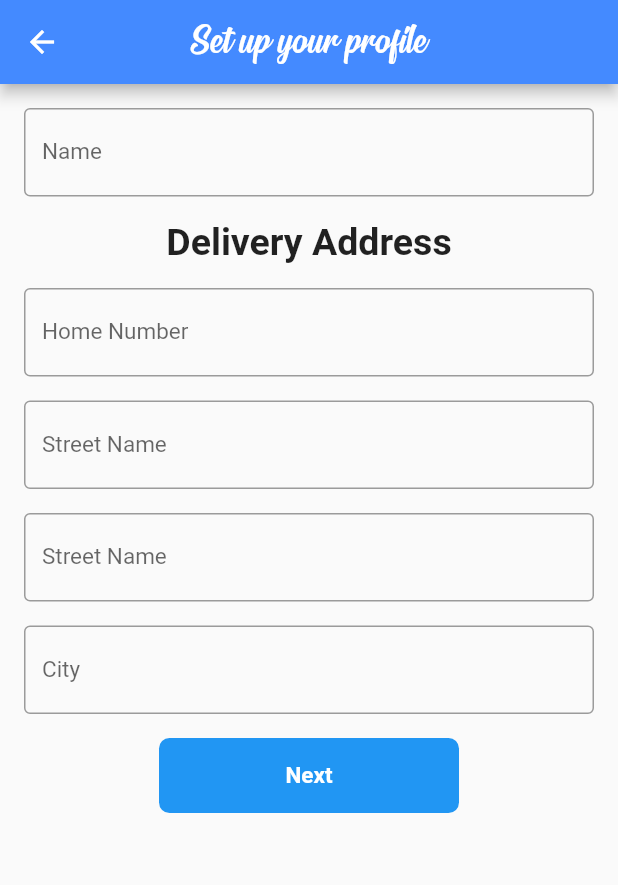
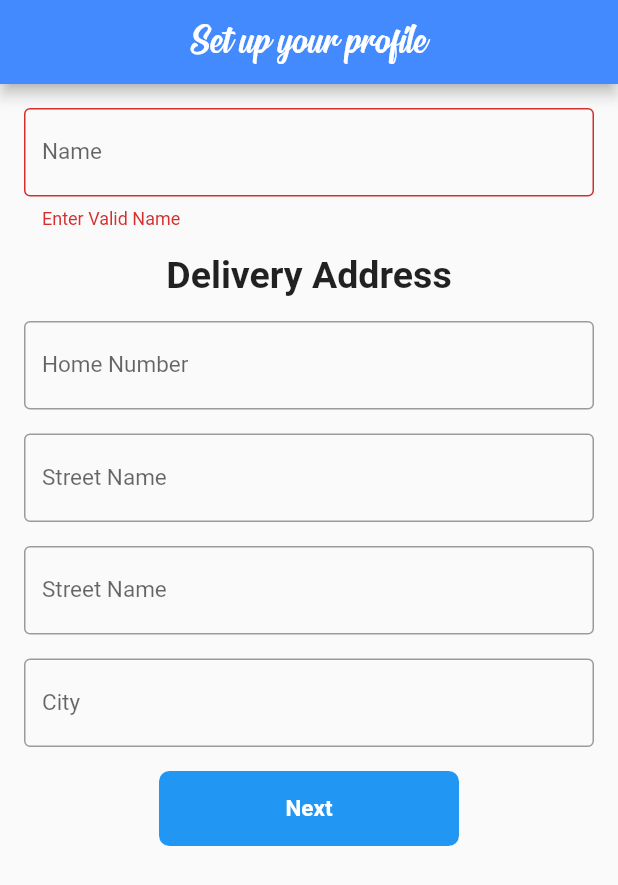
Before and after one commit to viradhanus/Find-Delivery, a Flutter app: the CreateAccount screen opened directly with empty values, on a phone screen of 412 x 824 dp. Shown: the top 885 px of the screen. Run offline on Flutter 3.47's test engine with Material 2 defaults, Android fonts, the phone set to English and light mode, and no system bars; our stand-ins replace cloud_firestore, firebase_auth, fluttertoast, google_sign_in, modal_progress_hud; missing offline and left inert: flutter_auth_buttons, flutter_facebook_login; accounts and stored records are empty.

Commit message:
validate form and bck btn deleted

```diff
--- a/lib/pages/create_account.dart
+++ b/lib/pages/create_account.dart
@@ -1,5 +1,6 @@
 import 'package:finddelivery/widgets/header.dart';
 import 'package:flutter/material.dart';
+import 'package:fluttertoast/fluttertoast.dart';
 
 class CreateAccount extends StatefulWidget {
   final String dispName;
@@ -19,27 +20,39 @@ class _CreateAccountState extends State<CreateAccount> {
   String city;
 
   submit() {
-    _formKey.currentState.save();
+    final form = _formKey.currentState;
 
-    UserInfoDetails userInfoDetails =
-        new UserInfoDetails(name, homeNumber, street1, street2, city);
+    if (form.validate()) {
+      form.save();
+      showToast("Hi, $name");
+      UserInfoDetails userInfoDetails =
+          new UserInfoDetails(name, homeNumber, street1, street2, city);
 
-    Navigator.pop(context, userInfoDetails);
+      Navigator.pop(context, userInfoDetails);
+    }
   }
 
   @override
   Widget build(BuildContext parentContext) {
     return Scaffold(
-      appBar: header(context, titleText: "Set up your profile"),
+      appBar: header(context, titleText: "Set up your profile",removeBackbtn: true),
       body: ListView(
         children: <Widget>[
           Form(
             key: _formKey,
+            autovalidate: true,
             child: Column(
               children: <Widget>[
                 Padding(
                   padding: EdgeInsets.only(top: 16.0, left: 16.0, right: 16.0),
                   child: TextFormField(
+                    validator: (val) {
+                      if (val.trim().length < 3) {
+                        return "Enter Valid Name";
+                      } else {
+                        return null;
+                      }
+                    },
                     onSaved: (val) => name = val,
                     initialValue: widget.dispName,
                     decoration: InputDecoration(
@@ -135,6 +148,15 @@ class _CreateAccountState extends State<CreateAccount> {
   }
 }
 
+  void showToast(message) {
+    Fluttertoast.showToast(
+        msg: message,
+        toastLength: Toast.LENGTH_SHORT,
+        // toastLength: Toast.LENGTH_LONG,
+        backgroundColor: Colors.blue,
+        textColor: Colors.white);
+  }
+
 class UserInfoDetails {
   UserInfoDetails(
       this.name, this.homeNumber, this.street1, this.street2, this.city);
--- a/lib/widgets/header.dart
+++ b/lib/widgets/header.dart
@@ -1,7 +1,8 @@
 import 'package:flutter/material.dart';
 
-AppBar header(context, {bool isAppTitle = false, String titleText}) {
+AppBar header(context, {bool isAppTitle = false, String titleText, bool removeBackbtn = false}) {
   return AppBar(
+    automaticallyImplyLeading: removeBackbtn ? false:true,
     title: Text(
       isAppTitle ? "Find Delivery" : titleText,
       style: TextStyle(
```
